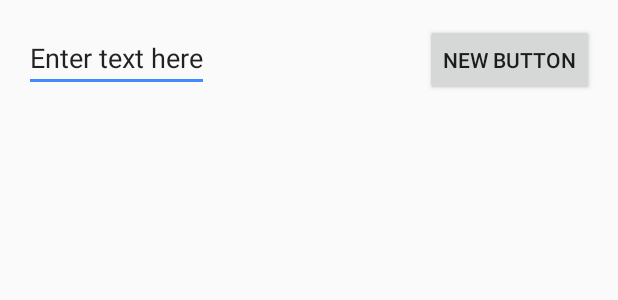
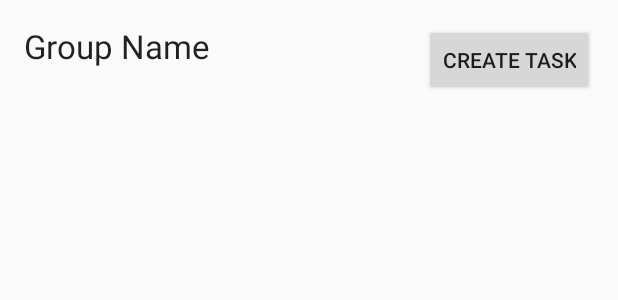
Before and after one commit to ucsdCSE110wi16/CSE110M260T16, an Android app: the layout task_list.xml on its own in the app's theme, with its tools: preview values and no code run, on a phone screen of 412 x 824 dp. Shown: the top 300 px of the screen. Run offline under Robolectric (Android 15) with nearby library versions, the phone set to English and light mode, and no system bars.

Commit message:
updated the task creation
task list is now acessible through the group list,
and is made using a name, description, dificulty level, and end date.
haven't tested it with gradle 2.10, but i tested it with 2..8 and it
worked fine

```diff
--- a/CSE110TaskList/app/src/main/res/layout/task_list.xml
+++ b/CSE110TaskList/app/src/main/res/layout/task_list.xml
@@ -13,11 +13,12 @@
     <Button
         android:layout_width="wrap_content"
         android:layout_height="wrap_content"
-        android:text="New Button"
+        android:text="create task"
         android:id="@+id/submit"
         android:layout_alignParentTop="true"
         android:layout_alignParentRight="true"
-        android:layout_alignParentEnd="true" />
+        android:layout_alignParentEnd="true"
+        android:onClick="buttonOnClick" />
 
     <ListView
         android:layout_width="wrap_content"
@@ -25,23 +26,19 @@
         android:id="@+id/taskList"
         android:layout_alignParentLeft="true"
         android:layout_alignParentStart="true"
-        android:layout_below="@+id/button" />
+        android:layout_below="@+id/submit" />
 
-    <EditText
+    <TextView
         android:layout_width="wrap_content"
         android:layout_height="wrap_content"
-        android:id="@+id/newTask"
-        android:layout_above="@+id/listView"
+        android:textAppearance="?android:attr/textAppearanceLarge"
+        android:id="@+id/groupName"
+        android:layout_alignBottom="@+id/submit"
         android:layout_alignParentLeft="true"
         android:layout_alignParentStart="true"
-        android:layout_toLeftOf="@+id/button"
-        android:layout_toStartOf="@+id/button"
-        android:autoText="false"
-        android:clickable="true"
-        android:contextClickable="true"
-        android:editable="true"
-        android:inputType="text"
-        android:text="Enter text here"
-        android:textIsSelectable="true" />
+        android:layout_alignTop="@+id/submit"
+        android:layout_toLeftOf="@+id/submit"
+        android:layout_toStartOf="@+id/submit"
+        android:text="Group Name" />
 
 </RelativeLayout>
```
Also changed, not shown: CSE110TaskList/app/src/main/java/com/example/stevenzheng/cse110tasklist/MainMenu.java (+15 -3 lines), CSE110TaskList/app/src/main/java/com/example/stevenzheng/cse110tasklist/TaskCreator.java (added, +57 -0 lines), CSE110TaskList/app/src/main/java/com/example/stevenzheng/cse110tasklist/TaskList.java (+31 -10 lines), CSE110TaskList/app/src/main/res/layout/main_menu.xml (+11 -0 lines), CSE110TaskList/app/src/main/res/layout/task_creator.xml (added, +48 -0 lines), 1 other file.
